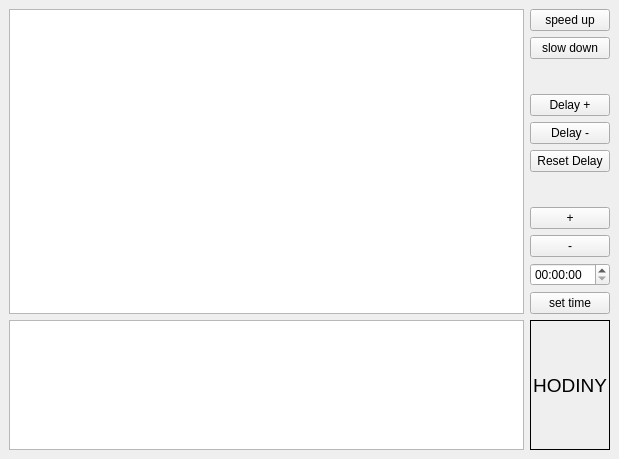
boisbb/ICP, file proj/mainwindow.ui: the form before one commit.
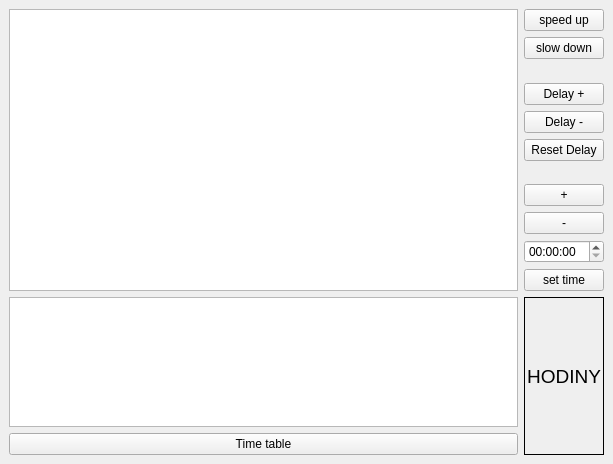
The form after the commit.

Commit message: timetables done - commit before merge

Diff of the .ui file:
```diff
--- a/proj/mainwindow.ui
+++ b/proj/mainwindow.ui
@@ -6,8 +6,8 @@
    <rect>
     <x>0</x>
     <y>0</y>
-    <width>619</width>
-    <height>459</height>
+    <width>613</width>
+    <height>464</height>
    </rect>
   </property>
   <property name="windowTitle">
@@ -177,6 +177,13 @@
         </property>
        </widget>
       </item>
+      <item>
+       <widget class="QPushButton" name="timetable">
+        <property name="text">
+         <string>Time table</string>
+        </property>
+       </widget>
+      </item>
      </layout>
     </item>
    </layout>
```
Left out of the diff: 220 changed lines with no effect on the pictures. The commit also changes 31 other files.
